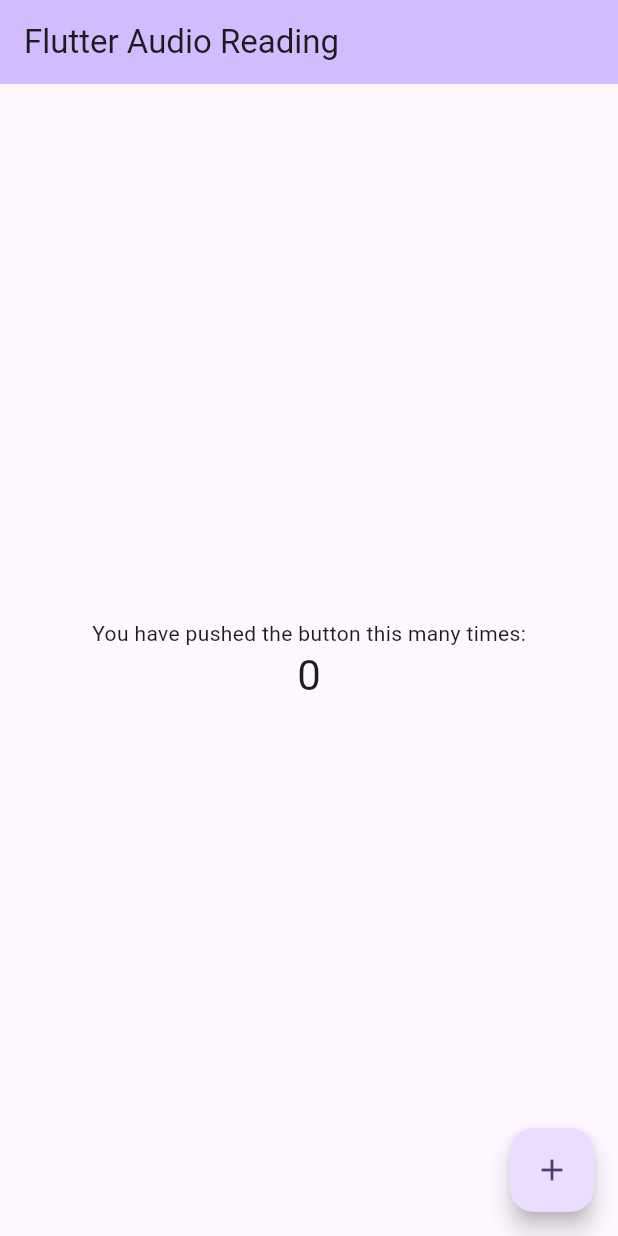
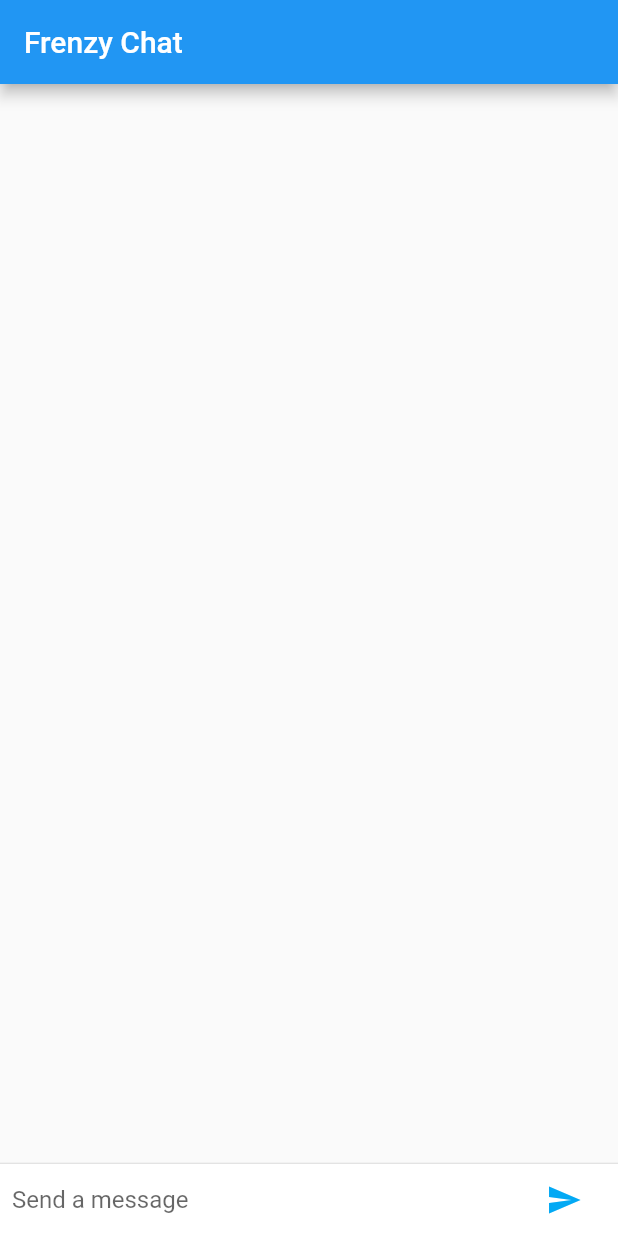
Before and after one commit to sadman017/flutter_application_1, a Flutter app: the screen it shows after launch, on a phone screen of 412 x 824 dp. Run offline on Flutter 3.47's test engine with Material 2 defaults, Android fonts, the phone set to English and light mode, and no system bars.

Commit message:
Chat App

```diff
--- /dev/null
+++ b/lib/chat_message.dart
@@ -0,0 +1,38 @@
+import 'package:flutter/material.dart';
+
+const String _name = "Sadman";
+
+class ChatMessage  extends StatelessWidget{
+  final String text;
+  const ChatMessage({super.key, required this.text});
+
+
+  @override
+  Widget build(BuildContext context) {
+    return Container(
+      margin: const EdgeInsets.symmetric(vertical: 10.0),
+      child: Row(
+        crossAxisAlignment: CrossAxisAlignment.start,
+        children: <Widget>[
+          Container(
+            margin: const EdgeInsets.only(right: 16.0),
+            child: CircleAvatar(
+              child: Text(_name[0]),
+            ),
+          ),
+           Column(
+            crossAxisAlignment: CrossAxisAlignment.start,
+            children: <Widget>[
+              Text(_name, style: Theme.of(context).textTheme.titleSmall,
+              ),
+              Container(
+                margin: const EdgeInsets.only(top: 5.0),
+                child: Text(text) ,
+              )
+          ],
+          ),
+      ],
+      ),
+    );
+  }
+}
--- /dev/null
+++ b/lib/chat_screen.dart
@@ -0,0 +1,77 @@
+import 'package:flutter/material.dart';
+import 'package:flutter_application_1/chat_message.dart';
+
+class ChatScreen extends StatefulWidget{
+  const ChatScreen({super.key});
+  @override
+
+  State createState() => ChatScreenState();
+}
+
+class ChatScreenState extends State<ChatScreen>{
+  final TextEditingController _textController =  TextEditingController();
+  final List<ChatMessage> _message = <ChatMessage>[];
+  void _handleSubmitted(String text){
+    _textController.clear();
+    ChatMessage message = ChatMessage(text: text,);
+    setState(() {
+      _message.insert(0, message);
+    });
+  }
+
+  Widget _textComposerWidget(){
+    return IconTheme(
+      data:const  IconThemeData(color: Colors.lightBlue,),
+      child: Container(
+        margin: const EdgeInsets.symmetric(horizontal: 8.0),
+        child: Row(
+          children: <Widget>[
+            Flexible(child: TextField(
+          decoration:const InputDecoration.collapsed(
+            hintText: "Send a message"
+            ),
+            controller: _textController,
+            onSubmitted: _handleSubmitted,
+        ),
+        ),
+        Container(
+          margin: const EdgeInsets.symmetric(horizontal: 4.0),
+          child: IconButton(
+            icon:const  Icon(Icons.send),
+            onPressed: () => _handleSubmitted(_textController.text),
+          ),
+        )
+          ],
+          ),
+
+
+      ),
+    );
+  }
+
+  @override
+  Widget build(BuildContext context) {
+    return Column(
+      children: <Widget>[
+        Flexible(child: ListView.builder
+        (
+          padding: const EdgeInsets.all(8.0),
+          reverse: true,
+          itemBuilder: (_, int index) => _message[index],
+          itemCount: _message.length,
+          ),
+          ),
+          const Divider(
+            height: 1.0,
+          ),
+          Container(
+            decoration: BoxDecoration(
+              color: Theme.of(context).cardColor,
+            ),
+            child: _textComposerWidget(),
+          )
+      ],
+
+    );
+  }
+}
--- /dev/null
+++ b/lib/home_page.dart
@@ -0,0 +1,17 @@
+import 'package:flutter/material.dart';
+import 'package:flutter_application_1/chat_screen.dart';
+
+class HomePage extends StatelessWidget{
+  const HomePage({super.key});
+
+  @override
+  Widget build(BuildContext context){
+    return Scaffold(
+      appBar: AppBar(
+        actions: [],
+        title: const Text("Frenzy Chat"),
+      ),
+      body: const ChatScreen(),
+    );
+  }
+}
--- a/lib/main.dart
+++ b/lib/main.dart
@@ -1,127 +1,18 @@
 import 'package:flutter/material.dart';
+import 'package:flutter_application_1/home_page.dart';
 
 void main() {
   runApp(const MyApp());
 }
 
-class MyApp extends StatelessWidget {
+class MyApp extends StatelessWidget{
   const MyApp({super.key});
 
-  // This widget is the root of your application.
   @override
-  Widget build(BuildContext context) {
-    return MaterialApp(
-      title: 'Flutter Audio Reading',
-      debugShowCheckedModeBanner: false,
-      theme: ThemeData(
-        // This is the theme of your application.
-        //
-        // TRY THIS: Try running your application with "flutter run". You'll see
-        // the application has a blue toolbar. Then, without quitting the app,
-        // try changing the seedColor in the colorScheme below to Colors.green
-        // and then invoke "hot reload" (save your changes or press the "hot
-        // reload" button in a Flutter-supported IDE, or press "r" if you used
-        // the command line to start the app).
-        //
-        // Notice that the counter didn't reset back to zero; the application
-        // state is not lost during the reload. To reset the state, use hot
-        // restart instead.
-        //
-        // This works for code too, not just values: Most code changes can be
-        // tested with just a hot reload.
-        colorScheme: ColorScheme.fromSeed(seedColor: Colors.deepPurple),
-        useMaterial3: true,
-      ),
-      home: const MyHomePage(title: 'Flutter Audio Reading'),
-
+  Widget build(BuildContext context){
+    return  const MaterialApp(
+      title: "Chatting App",
+      home: HomePage()
     );
   }
 }
-
-class MyHomePage extends StatefulWidget {
-  const MyHomePage({super.key, required this.title});
-
-  // This widget is the home page of your application. It is stateful, meaning
-  // that it has a State object (defined below) that contains fields that affect
-  // how it looks.
-
-  // This class is the configuration for the state. It holds the values (in this
-  // case the title) provided by the parent (in this case the App widget) and
-  // used by the build method of the State. Fields in a Widget subclass are
-  // always marked "final".
-
-  final String title;
-
-  @override
-  State<MyHomePage> createState() => _MyHomePageState();
-}
-
-class _MyHomePageState extends State<MyHomePage> {
-  int _counter = 0;
-
-  void _incrementCounter() {
-    setState(() {
-      // This call to setState tells the Flutter framework that something has
-      // changed in this State, which causes it to rerun the build method below
-      // so that the display can reflect the updated values. If we changed
-      // _counter without calling setState(), then the build method would not be
-      // called again, and so nothing would appear to happen.
-      _counter++;
-    });
-  }
-
-  @override
-  Widget build(BuildContext context) {
-    // This method is rerun every time setState is called, for instance as done
-    // by the _incrementCounter method above.
-    //
-    // The Flutter framework has been optimized to make rerunning build methods
-    // fast, so that you can just rebuild anything that needs updating rather
-    // than having to individually change instances of widgets.
-    return Scaffold(
-      appBar: AppBar(
-        // TRY THIS: Try changing the color here to a specific color (to
-        // Colors.amber, perhaps?) and trigger a hot reload to see the AppBar
-        // change color while the other colors stay the same.
-        backgroundColor: Theme.of(context).colorScheme.inversePrimary,
-        // Here we take the value from the MyHomePage object that was created by
-        // the App.build method, and use it to set our appbar title.
-        title: Text(widget.title),
-      ),
-      body: Center(
-        // Center is a layout widget. It takes a single child and positions it
-        // in the middle of the parent.
-        child: Column(
-          // Column is also a layout widget. It takes a list of children and
-          // arranges them vertically. By default, it sizes itself to fit its
-          // children horizontally, and tries to be as tall as its parent.
-          //
-          // Column has various properties to control how it sizes itself and
-          // how it positions its children. Here we use mainAxisAlignment to
-          // center the children vertically; the main axis here is the vertical
-          // axis because Columns are vertical (the cross axis would be
-          // horizontal).
-          //
-          // TRY THIS: Invoke "debug painting" (choose the "Toggle Debug Paint"
-          // action in the IDE, or press "p" in the console), to see the
-          // wireframe for each widget.
-          mainAxisAlignment: MainAxisAlignment.center,
-          children: <Widget>[
-            const Text(
-              'You have pushed the button this many times:',
-            ),
-            Text(
-              '$_counter',
-              style: Theme.of(context).textTheme.headlineMedium,
-            ),
-          ],
-        ),
-      ),
-      floatingActionButton: FloatingActionButton(
-        onPressed: _incrementCounter,
-        tooltip: 'Increment',
-        child: const Icon(Icons.add),
-      ), // This trailing comma makes auto-formatting nicer for build methods.
-    );
-  }
-}
```
